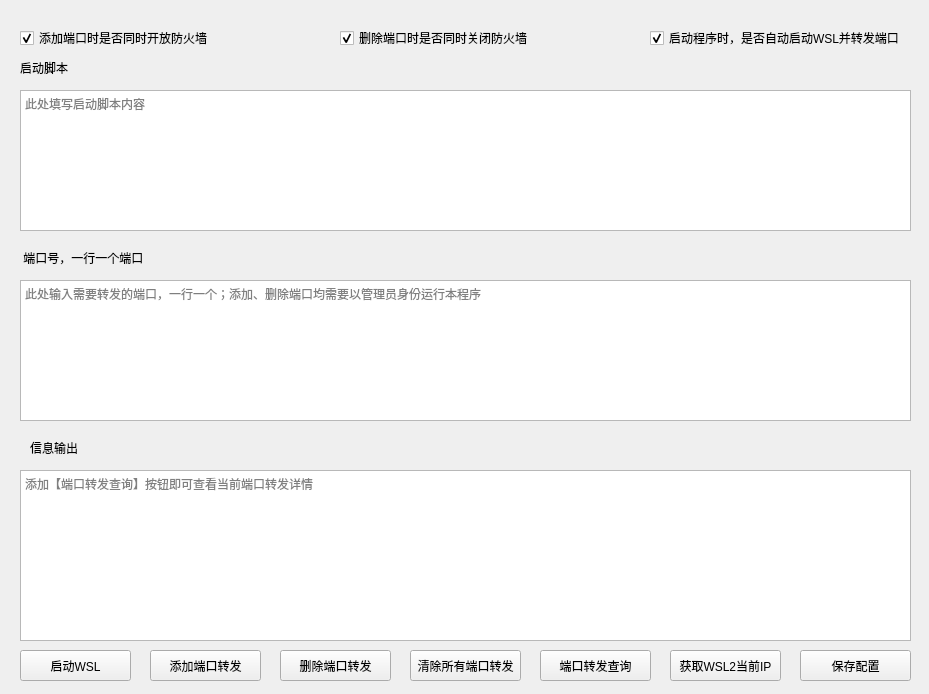
itxq/wslm-gui, file src/lib/wsl2.ui: the form before one commit.
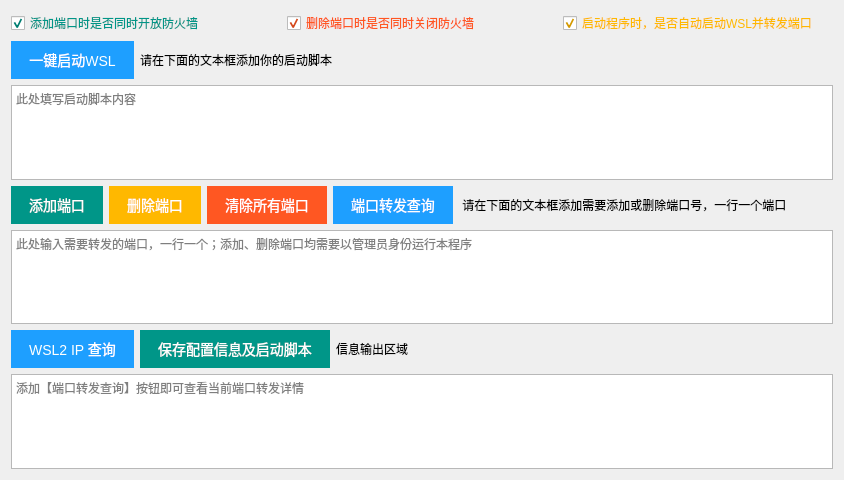
The form after the commit.

Commit message: UI调整

What changed in the file:
```diff
--- a/src/lib/wsl2.ui
+++ b/src/lib/wsl2.ui
@@ -9,317 +9,402 @@
    <rect>
     <x>0</x>
     <y>0</y>
-    <width>929</width>
-    <height>694</height>
+    <width>844</width>
+    <height>480</height>
    </rect>
   </property>
-  <property name="minimumSize">
-   <size>
-    <width>929</width>
-    <height>694</height>
-   </size>
-  </property>
-  <property name="maximumSize">
-   <size>
-    <width>929</width>
-    <height>694</height>
-   </size>
-  </property>
   <property name="windowTitle">
    <string>WSL2端口自动转发器</string>
   </property>
-  <widget class="QPlainTextEdit" name="port_text">
-   <property name="geometry">
-    <rect>
-     <x>20</x>
-     <y>280</y>
-     <width>891</width>
-     <height>141</height>
-    </rect>
-   </property>
-   <property name="sizePolicy">
-    <sizepolicy hsizetype="Fixed" vsizetype="Fixed">
-     <horstretch>0</horstretch>
-     <verstretch>0</verstretch>
-    </sizepolicy>
-   </property>
-   <property name="placeholderText">
-    <string>此处输入需要转发的端口，一行一个；添加、删除端口均需要以管理员身份运行本程序</string>
-   </property>
-  </widget>
-  <widget class="QPushButton" name="get_wsl2_ip">
-   <property name="geometry">
-    <rect>
-     <x>670</x>
-     <y>650</y>
-     <width>111</width>
-     <height>31</height>
-    </rect>
-   </property>
-   <property name="cursor">
-    <cursorShape>PointingHandCursor</cursorShape>
-   </property>
-   <property name="text">
-    <string>获取WSL2当前IP</string>
-   </property>
-   <property name="default">
-    <bool>false</bool>
-   </property>
-   <property name="flat">
-    <bool>false</bool>
-   </property>
-  </widget>
-  <widget class="QPushButton" name="port_info">
-   <property name="geometry">
-    <rect>
-     <x>540</x>
-     <y>650</y>
-     <width>111</width>
-     <height>31</height>
-    </rect>
-   </property>
-   <property name="cursor">
-    <cursorShape>PointingHandCursor</cursorShape>
-   </property>
-   <property name="text">
-    <string>端口转发查询</string>
-   </property>
-  </widget>
-  <widget class="QPushButton" name="port_reset">
-   <property name="geometry">
-    <rect>
-     <x>410</x>
-     <y>650</y>
-     <width>111</width>
-     <height>31</height>
-    </rect>
-   </property>
-   <property name="cursor">
-    <cursorShape>PointingHandCursor</cursorShape>
-   </property>
-   <property name="text">
-    <string>清除所有端口转发</string>
-   </property>
-  </widget>
-  <widget class="QPushButton" name="port_add">
-   <property name="geometry">
-    <rect>
-     <x>150</x>
-     <y>650</y>
-     <width>111</width>
-     <height>31</height>
-    </rect>
-   </property>
-   <property name="cursor">
-    <cursorShape>PointingHandCursor</cursorShape>
-   </property>
-   <property name="text">
-    <string>添加端口转发</string>
-   </property>
-  </widget>
-  <widget class="QPushButton" name="port_del">
-   <property name="geometry">
-    <rect>
-     <x>280</x>
-     <y>650</y>
-     <width>111</width>
-     <height>31</height>
-    </rect>
-   </property>
-   <property name="cursor">
-    <cursorShape>PointingHandCursor</cursorShape>
-   </property>
-   <property name="text">
-    <string>删除端口转发</string>
-   </property>
-  </widget>
-  <widget class="QPlainTextEdit" name="result_text">
-   <property name="geometry">
-    <rect>
-     <x>20</x>
-     <y>470</y>
-     <width>891</width>
-     <height>171</height>
-    </rect>
-   </property>
-   <property name="sizePolicy">
-    <sizepolicy hsizetype="Fixed" vsizetype="Fixed">
-     <horstretch>0</horstretch>
-     <verstretch>0</verstretch>
-    </sizepolicy>
-   </property>
-   <property name="readOnly">
-    <bool>true</bool>
-   </property>
-   <property name="placeholderText">
-    <string>添加【端口转发查询】按钮即可查看当前端口转发详情</string>
-   </property>
-  </widget>
-  <widget class="QCheckBox" name="fire_wall_open">
-   <property name="geometry">
-    <rect>
-     <x>20</x>
-     <y>30</y>
-     <width>201</width>
-     <height>16</height>
-    </rect>
-   </property>
-   <property name="cursor">
-    <cursorShape>PointingHandCursor</cursorShape>
-   </property>
-   <property name="text">
-    <string>添加端口时是否同时开放防火墙</string>
-   </property>
-   <property name="checked">
-    <bool>true</bool>
-   </property>
-  </widget>
-  <widget class="QCheckBox" name="fire_wall_close">
-   <property name="geometry">
-    <rect>
-     <x>340</x>
-     <y>30</y>
-     <width>201</width>
-     <height>16</height>
-    </rect>
-   </property>
-   <property name="cursor">
-    <cursorShape>PointingHandCursor</cursorShape>
-   </property>
-   <property name="text">
-    <string>删除端口时是否同时关闭防火墙</string>
-   </property>
-   <property name="checked">
-    <bool>true</bool>
-   </property>
-   <property name="tristate">
-    <bool>false</bool>
-   </property>
-  </widget>
-  <widget class="QPushButton" name="save_settings">
-   <property name="geometry">
-    <rect>
-     <x>800</x>
-     <y>650</y>
-     <width>111</width>
-     <height>31</height>
-    </rect>
-   </property>
-   <property name="cursor">
-    <cursorShape>PointingHandCursor</cursorShape>
-   </property>
-   <property name="text">
-    <string>保存配置</string>
-   </property>
-   <property name="default">
-    <bool>false</bool>
-   </property>
-   <property name="flat">
-    <bool>false</bool>
-   </property>
-  </widget>
-  <widget class="QPushButton" name="start_wsl">
-   <property name="geometry">
-    <rect>
-     <x>20</x>
-     <y>650</y>
-     <width>111</width>
-     <height>31</height>
-    </rect>
-   </property>
-   <property name="cursor">
-    <cursorShape>PointingHandCursor</cursorShape>
-   </property>
-   <property name="text">
-    <string>启动WSL</string>
-   </property>
-   <property name="default">
-    <bool>false</bool>
-   </property>
-   <property name="flat">
-    <bool>false</bool>
-   </property>
-  </widget>
-  <widget class="QCheckBox" name="auto_start_wsl">
-   <property name="geometry">
-    <rect>
-     <x>650</x>
-     <y>30</y>
-     <width>251</width>
-     <height>16</height>
-    </rect>
-   </property>
-   <property name="cursor">
-    <cursorShape>PointingHandCursor</cursorShape>
-   </property>
-   <property name="text">
-    <string>启动程序时，是否自动启动WSL并转发端口</string>
-   </property>
-   <property name="checked">
-    <bool>true</bool>
-   </property>
-   <property name="tristate">
-    <bool>false</bool>
-   </property>
-  </widget>
-  <widget class="QPlainTextEdit" name="bat_text">
-   <property name="geometry">
-    <rect>
-     <x>20</x>
-     <y>90</y>
-     <width>891</width>
-     <height>141</height>
-    </rect>
-   </property>
-   <property name="sizePolicy">
-    <sizepolicy hsizetype="Fixed" vsizetype="Fixed">
-     <horstretch>0</horstretch>
-     <verstretch>0</verstretch>
-    </sizepolicy>
-   </property>
-   <property name="placeholderText">
-    <string>此处填写启动脚本内容</string>
-   </property>
-  </widget>
-  <widget class="QLabel" name="label">
-   <property name="geometry">
-    <rect>
-     <x>20</x>
-     <y>60</y>
-     <width>181</width>
-     <height>16</height>
-    </rect>
-   </property>
-   <property name="text">
-    <string>启动脚本</string>
-   </property>
-  </widget>
-  <widget class="QLabel" name="label_2">
-   <property name="geometry">
-    <rect>
-     <x>20</x>
-     <y>250</y>
-     <width>221</width>
-     <height>16</height>
-    </rect>
-   </property>
-   <property name="text">
-    <string> 端口号，一行一个端口</string>
-   </property>
-  </widget>
-  <widget class="QLabel" name="label_3">
-   <property name="geometry">
-    <rect>
-     <x>30</x>
-     <y>440</y>
-     <width>221</width>
-     <height>16</height>
-    </rect>
-   </property>
-   <property name="text">
-    <string>信息输出</string>
-   </property>
-  </widget>
+  <layout class="QHBoxLayout" name="horizontalLayout_5">
+   <item>
+    <layout class="QVBoxLayout" name="verticalLayout">
+     <item>
+      <layout class="QHBoxLayout" name="horizontalLayout">
+       <item>
+        <widget class="QCheckBox" name="fire_wall_open">
+         <property name="cursor">
+          <cursorShape>PointingHandCursor</cursorShape>
+         </property>
+         <property name="styleSheet">
+          <string notr="true">color: #009688;
+font: 75 12pt &quot;Agency FB&quot;;</string>
+         </property>
+         <property name="text">
+          <string>添加端口时是否同时开放防火墙</string>
+         </property>
+         <property name="checked">
+          <bool>true</bool>
+         </property>
+        </widget>
+       </item>
+       <item>
+        <widget class="QCheckBox" name="fire_wall_close">
+         <property name="cursor">
+          <cursorShape>PointingHandCursor</cursorShape>
+         </property>
+         <property name="styleSheet">
+          <string notr="true">color: #FF5722;
+font: 75 12pt &quot;Agency FB&quot;;</string>
+         </property>
+         <property name="text">
+          <string>删除端口时是否同时关闭防火墙</string>
+         </property>
+         <property name="checked">
+          <bool>true</bool>
+         </property>
+         <property name="tristate">
+          <bool>false</bool>
+         </property>
+        </widget>
+       </item>
+       <item>
+        <widget class="QCheckBox" name="auto_start_wsl">
+         <property name="cursor">
+          <cursorShape>PointingHandCursor</cursorShape>
+         </property>
+         <property name="styleSheet">
+          <string notr="true">color: #FFB800;
+font: 75 12pt &quot;Agency FB&quot;;</string>
+         </property>
+         <property name="text">
+          <string>启动程序时，是否自动启动WSL并转发端口</string>
+         </property>
+         <property name="checked">
+          <bool>true</bool>
+         </property>
+         <property name="tristate">
+          <bool>false</bool>
+         </property>
+        </widget>
+       </item>
+      </layout>
+     </item>
+     <item>
+      <layout class="QHBoxLayout" name="horizontalLayout_2">
+       <item>
+        <widget class="QPushButton" name="start_wsl">
+         <property name="sizePolicy">
+          <sizepolicy hsizetype="Fixed" vsizetype="Fixed">
+           <horstretch>0</horstretch>
+           <verstretch>0</verstretch>
+          </sizepolicy>
+         </property>
+         <property name="cursor">
+          <cursorShape>PointingHandCursor</cursorShape>
+         </property>
+         <property name="styleSheet">
+          <string notr="true">font: 14px Helvetica Neue,Helvetica,PingFang SC,Tahoma,Arial,sans-serif;
+height: 38px;
+line-height: 38px;
+padding: 0 18px;
+background-color: #1E9FFF;
+color: #fff;
+white-space: nowrap;
+text-align: center;
+font-size: 14px;
+border: none;
+border-radius: 2px;
+cursor: pointer;
+border-radius: 100px;</string>
+         </property>
+         <property name="text">
+          <string>一键启动WSL</string>
+         </property>
+         <property name="default">
+          <bool>false</bool>
+         </property>
+         <property name="flat">
+          <bool>false</bool>
+         </property>
+        </widget>
+       </item>
+       <item>
+        <widget class="QLabel" name="label">
+         <property name="sizePolicy">
+          <sizepolicy hsizetype="Preferred" vsizetype="Preferred">
+           <horstretch>0</horstretch>
+           <verstretch>0</verstretch>
+          </sizepolicy>
+         </property>
+         <property name="text">
+          <string>请在下面的文本框添加你的启动脚本</string>
+         </property>
+        </widget>
+       </item>
+      </layout>
+     </item>
+     <item>
+      <widget class="QPlainTextEdit" name="bat_text">
+       <property name="sizePolicy">
+        <sizepolicy hsizetype="Preferred" vsizetype="Preferred">
+         <horstretch>0</horstretch>
+         <verstretch>0</verstretch>
+        </sizepolicy>
+       </property>
+       <property name="placeholderText">
+        <string>此处填写启动脚本内容</string>
+       </property>
+      </widget>
+     </item>
+     <item>
+      <layout class="QHBoxLayout" name="horizontalLayout_3">
+       <item>
+        <widget class="QPushButton" name="port_add">
+         <property name="sizePolicy">
+          <sizepolicy hsizetype="Fixed" vsizetype="Fixed">
+           <horstretch>0</horstretch>
+           <verstretch>0</verstretch>
+          </sizepolicy>
+         </property>
+         <property name="cursor">
+          <cursorShape>PointingHandCursor</cursorShape>
+         </property>
+         <property name="styleSheet">
+          <string notr="true">height: 38px;
+line-height: 38px;
+padding: 0 18px;
+background-color: #009688;
+color: #fff;
+white-space: nowrap;
+text-align: center;
+font-size: 14px;
+border: none;
+border-radius: 2px;
+cursor: pointer;
+border-radius: 100px;</string>
+         </property>
+         <property name="text">
+          <string>添加端口</string>
+         </property>
+        </widget>
+       </item>
+       <item>
+        <widget class="QPushButton" name="port_del">
+         <property name="sizePolicy">
+          <sizepolicy hsizetype="Fixed" vsizetype="Fixed">
+           <horstretch>0</horstretch>
+           <verstretch>0</verstretch>
+          </sizepolicy>
+         </property>
+         <property name="cursor">
+          <cursorShape>PointingHandCursor</cursorShape>
+         </property>
+         <property name="styleSheet">
+          <string notr="true">height: 38px;
+line-height: 38px;
+padding: 0 18px;
+background-color: #FFB800;
+color: #fff;
+white-space: nowrap;
+text-align: center;
+font-size: 14px;
+border: none;
+border-radius: 2px;
+cursor: pointer;
+border-radius: 100px;</string>
+         </property>
+         <property name="text">
+          <string>删除端口</string>
+         </property>
+        </widget>
+       </item>
+       <item>
+        <widget class="QPushButton" name="port_reset">
+         <property name="sizePolicy">
+          <sizepolicy hsizetype="Fixed" vsizetype="Fixed">
+           <horstretch>0</horstretch>
+           <verstretch>0</verstretch>
+          </sizepolicy>
+         </property>
+         <property name="cursor">
+          <cursorShape>PointingHandCursor</cursorShape>
+         </property>
+         <property name="styleSheet">
+          <string notr="true">height: 38px;
+line-height: 38px;
+padding: 0 18px;
+background-color: #FF5722;
+color: #fff;
+white-space: nowrap;
+text-align: center;
+font-size: 14px;
+border: none;
+border-radius: 2px;
+cursor: pointer;
+border-radius: 100px;</string>
+         </property>
+         <property name="text">
+          <string>清除所有端口</string>
+         </property>
+        </widget>
+       </item>
+       <item>
+        <widget class="QPushButton" name="port_info">
+         <property name="sizePolicy">
+          <sizepolicy hsizetype="Fixed" vsizetype="Fixed">
+           <horstretch>0</horstretch>
+           <verstretch>0</verstretch>
+          </sizepolicy>
+         </property>
+         <property name="cursor">
+          <cursorShape>PointingHandCursor</cursorShape>
+         </property>
+         <property name="styleSheet">
+          <string notr="true">height: 38px;
+line-height: 38px;
+padding: 0 18px;
+background-color: #1E9FFF;
+color: #fff;
+white-space: nowrap;
+text-align: center;
+font-size: 14px;
+border: none;
+border-radius: 2px;
+cursor: pointer;
+border-radius: 100px;</string>
+         </property>
+         <property name="text">
+          <string>端口转发查询</string>
+         </property>
+        </widget>
+       </item>
+       <item>
+        <widget class="QLabel" name="label_2">
+         <property name="sizePolicy">
+          <sizepolicy hsizetype="Preferred" vsizetype="Preferred">
+           <horstretch>0</horstretch>
+           <verstretch>0</verstretch>
+          </sizepolicy>
+         </property>
+         <property name="text">
+          <string> 请在下面的文本框添加需要添加或删除端口号，一行一个端口</string>
+         </property>
+        </widget>
+       </item>
+      </layout>
+     </item>
+     <item>
+      <widget class="QPlainTextEdit" name="port_text">
+       <property name="sizePolicy">
+        <sizepolicy hsizetype="Preferred" vsizetype="Preferred">
+         <horstretch>0</horstretch>
+         <verstretch>0</verstretch>
+        </sizepolicy>
+       </property>
+       <property name="placeholderText">
+        <string>此处输入需要转发的端口，一行一个；添加、删除端口均需要以管理员身份运行本程序</string>
+       </property>
+      </widget>
+     </item>
+     <item>
+      <layout class="QHBoxLayout" name="horizontalLayout_4">
+       <item>
+        <widget class="QPushButton" name="get_wsl2_ip">
+         <property name="sizePolicy">
+          <sizepolicy hsizetype="Fixed" vsizetype="Fixed">
+           <horstretch>0</horstretch>
+           <verstretch>0</verstretch>
+          </sizepolicy>
+         </property>
+         <property name="cursor">
+          <cursorShape>PointingHandCursor</cursorShape>
+         </property>
+         <property name="styleSheet">
+          <string notr="true">height: 38px;
+line-height: 38px;
+padding: 0 18px;
+background-color: #1E9FFF;
+color: #fff;
+white-space: nowrap;
+text-align: center;
+font-size: 14px;
+border: none;
+border-radius: 2px;
+cursor: pointer;
+border-radius: 100px;</string>
+         </property>
+         <property name="text">
+          <string>WSL2 IP 查询</string>
+         </property>
+         <property name="default">
+          <bool>false</bool>
+         </property>
+         <property name="flat">
+          <bool>false</bool>
+         </property>
+        </widget>
+       </item>
+       <item>
+        <widget class="QPushButton" name="save_settings">
+         <property name="sizePolicy">
+          <sizepolicy hsizetype="Fixed" vsizetype="Fixed">
+           <horstretch>0</horstretch>
+           <verstretch>0</verstretch>
+          </sizepolicy>
+         </property>
+         <property name="cursor">
+          <cursorShape>PointingHandCursor</cursorShape>
+         </property>
+         <property name="styleSheet">
+          <string notr="true">height: 38px;
+line-height: 38px;
+padding: 0 18px;
+background-color: #009688;
+color: #fff;
+white-space: nowrap;
+text-align: center;
+font-size: 14px;
+border: none;
+border-radius: 2px;
+cursor: pointer;
+border-radius: 100px;</string>
+         </property>
+         <property name="text">
+          <string>保存配置信息及启动脚本</string>
+         </property>
+         <property name="default">
+          <bool>false</bool>
+         </property>
+         <property name="flat">
+          <bool>false</bool>
+         </property>
+        </widget>
+       </item>
+       <item>
+        <widget class="QLabel" name="label_3">
+         <property name="sizePolicy">
+          <sizepolicy hsizetype="Preferred" vsizetype="Preferred">
+           <horstretch>0</horstretch>
+           <verstretch>0</verstretch>
+          </sizepolicy>
+         </property>
+         <property name="text">
+          <string>信息输出区域</string>
+         </property>
+        </widget>
+       </item>
+      </layout>
+     </item>
+     <item>
+      <widget class="QPlainTextEdit" name="result_text">
+       <property name="sizePolicy">
+        <sizepolicy hsizetype="Preferred" vsizetype="Preferred">
+         <horstretch>0</horstretch>
+         <verstretch>0</verstretch>
+        </sizepolicy>
+       </property>
+       <property name="readOnly">
+        <bool>true</bool>
+       </property>
+       <property name="placeholderText">
+        <string>添加【端口转发查询】按钮即可查看当前端口转发详情</string>
+       </property>
+      </widget>
+     </item>
+    </layout>
+   </item>
+  </layout>
  </widget>
  <resources/>
  <connections/>
```
